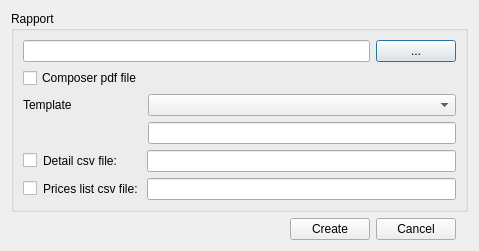
Giswater/giswater_qgis_plugin, file core/ui/toolbars/plan/psector_rapport.ui: the form before one commit.
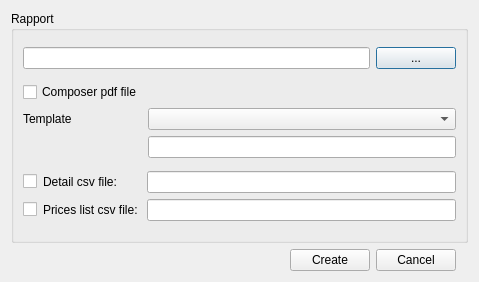
The form after the commit.

Commit message: feat(toolbars_plan.ui, toolbars_utilities.ui): reorder tab order

Patch:
```diff
--- a/core/ui/toolbars/plan/psector_rapport.ui
+++ b/core/ui/toolbars/plan/psector_rapport.ui
@@ -7,7 +7,7 @@
     <x>0</x>
     <y>0</y>
     <width>479</width>
-    <height>241</height>
+    <height>282</height>
    </rect>
   </property>
   <property name="windowTitle">
```
Left out of the diff: 13 changed lines with no effect on the pictures. The commit also changes 6 other files.
